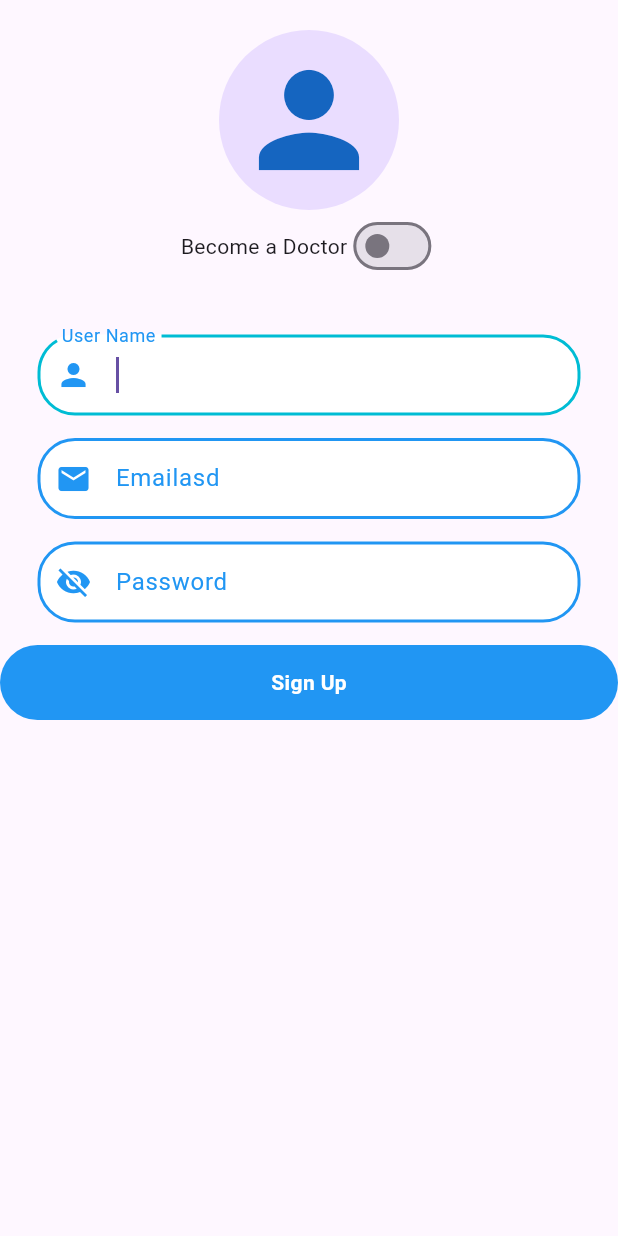
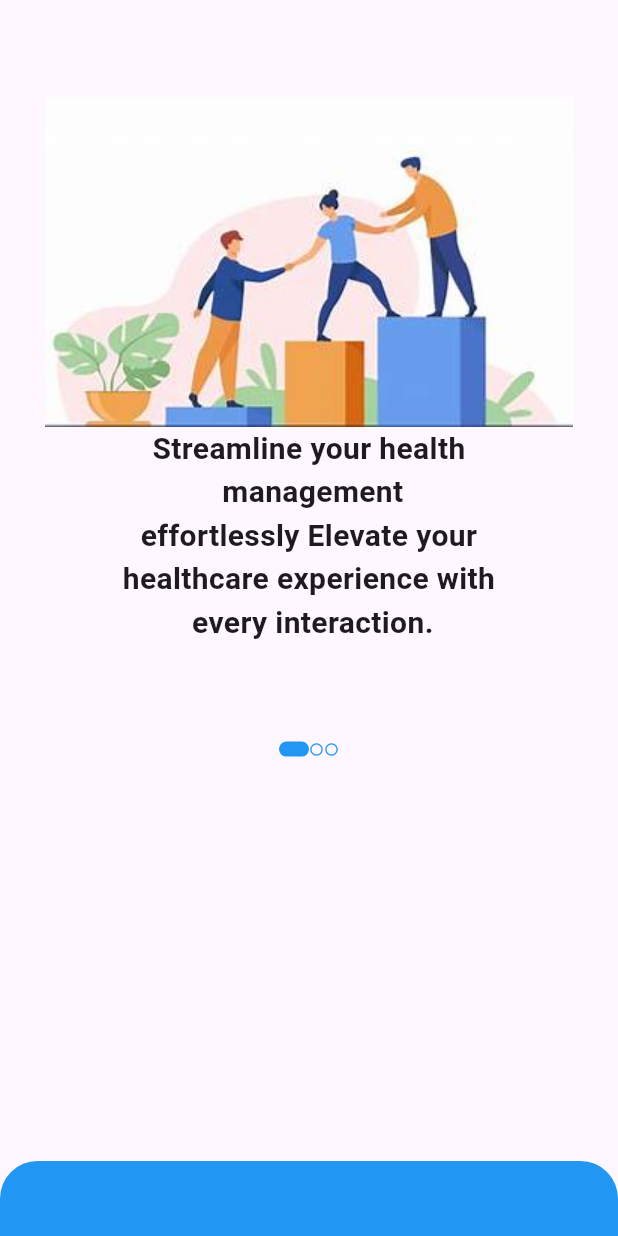
Before and after one commit to aminrazakhan07/getx-practice, a Flutter app: the screen it shows after launch, on a phone screen of 412 x 824 dp. Run offline on Flutter 3.47's test engine with Material 3 defaults, Android fonts, the phone set to English and light mode, and no system bars; our stand-ins replace get, get_storage.

Commit message:
OnBoarding

```diff
--- a/lib/Medical App/Auth/SignUpView.dart
+++ b/lib/Medical App/Auth/SignUpView.dart
@@ -2,6 +2,7 @@
 
 import 'package:flutter/material.dart';
 import 'package:getx_prectise/CustomText/TextField.dart';
+import 'package:getx_prectise/Medical%20App/Widgets/CustomButton.dart';
 import 'package:getx_prectise/Medical%20App/Widgets/isDoctor.dart';
 
 class SignUpScreen extends StatelessWidget {
@@ -44,21 +45,19 @@ class SignUpScreen extends StatelessWidget {
               obscurs: true,
               prefix: Icons.visibility_off,
             ),
-            Container(
-              margin: EdgeInsets.only(top: 15),
-              alignment: Alignment.center,
-              height: 50,
-              width: double.infinity,
-              decoration: BoxDecoration(
-                color: Colors.blue,
-                borderRadius: BorderRadius.circular(25),
-                //
-              ),
-              child: Text(
-                'Sign Up',
-                style:
-                    TextStyle(color: Colors.white, fontWeight: FontWeight.bold),
-              ),
+            CustomButton(),
+            Row(
+              mainAxisAlignment: MainAxisAlignment.center,
+              children: [
+                Text('Already have an account?'),
+                Text(
+                  ' Login',
+                  style: TextStyle(
+                    color: Colors.red,
+                    fontWeight: FontWeight.bold,
+                  ),
+                )
+              ],
             )
           ],
         ),
--- /dev/null
+++ b/lib/Medical App/Onboadring/homeBoard.dart
@@ -0,0 +1,62 @@
+import 'package:flutter/material.dart';
+import 'package:getx_prectise/Medical%20App/Widgets/Indecator.dart';
+import 'package:getx_prectise/Medical%20App/Widgets/Onboarding.dart';
+
+class Onboardring extends StatefulWidget {
+  const Onboardring({super.key});
+
+  @override
+  State<Onboardring> createState() => _OnboardringState();
+}
+
+class _OnboardringState extends State<Onboardring> {
+  var currentPage = 0;
+  @override
+  Widget build(BuildContext context) {
+    return Scaffold(
+      body: Column(
+        children: [
+          SizedBox(
+            height: MediaQuery.sizeOf(context).height * 0.6,
+            child: PageView(
+              children: [
+                CusOnboarding(
+                  image: 'assets/onb2.jpg',
+                  content:
+                      'Streamline your health \n management\neffortlessly Elevate your \nhealthcare experience with\n every interaction.',
+                ),
+                CusOnboarding(
+                  image: 'assets/onb3.jpg',
+                  content:
+                      'Empowering your wellness \n Journey \n Book your doctor`s \n appointment effortlessly!',
+                ),
+                CusOnboarding(
+                  image: 'assets/onb1.jpg',
+                  content:
+                      'Streamline your health \n management\neffortlessly Elevate your \nhealthcare experience with\n every interaction.',
+                ),
+              ],
+              onPageChanged: (value) {
+                setState(() {
+                  currentPage = value;
+                });
+              },
+            ),
+          ),
+          pageIndecator(currentPage),
+        ],
+      ),
+      bottomNavigationBar: Container(
+        height: 50,
+        width: double.infinity,
+        decoration: BoxDecoration(
+          color: Colors.blue,
+          borderRadius: BorderRadius.only(
+            topLeft: Radius.circular(25),
+            topRight: Radius.circular(25),
+          ),
+        ),
+      ),
+    );
+  }
+}
--- /dev/null
+++ b/lib/Medical App/Widgets/CustomButton.dart
@@ -0,0 +1,27 @@
+import 'package:flutter/material.dart';
+
+class CustomButton extends StatelessWidget {
+  const CustomButton({super.key});
+
+  @override
+  Widget build(BuildContext context) {
+    return Padding(
+      padding: EdgeInsets.only(left: 25, right: 25, top: 15, bottom: 50),
+      child: Container(
+        margin: EdgeInsets.only(top: 15),
+        alignment: Alignment.center,
+        height: 50,
+        width: double.infinity,
+        decoration: BoxDecoration(
+          color: Colors.blue,
+          borderRadius: BorderRadius.circular(25),
+          //
+        ),
+        child: Text(
+          'Sign Up',
+          style: TextStyle(color: Colors.white, fontWeight: FontWeight.bold),
+        ),
+      ),
+    );
+  }
+}
--- /dev/null
+++ b/lib/Medical App/Widgets/Indecator.dart
@@ -0,0 +1,51 @@
+import 'package:flutter/material.dart';
+
+Widget pageIndecator(dynamic currentPage) {
+  return Row(
+    mainAxisAlignment: MainAxisAlignment.center,
+    children: [
+      currentPage == 0
+          ? Container(
+              height: 10,
+              width: 20,
+              decoration: BoxDecoration(
+                borderRadius: BorderRadius.circular(20),
+                color: Colors.blue,
+              ),
+            )
+          : Icon(
+              Icons.circle_outlined,
+              color: Colors.lightBlue,
+              size: 10,
+            ),
+      currentPage == 1
+          ? Container(
+              height: 10,
+              width: 20,
+              decoration: BoxDecoration(
+                borderRadius: BorderRadius.circular(20),
+                color: Colors.blue,
+              ),
+            )
+          : Icon(
+              Icons.circle_outlined,
+              color: Colors.blue,
+              size: 10,
+            ),
+      currentPage == 2
+          ? Container(
+              height: 10,
+              width: 20,
+              decoration: BoxDecoration(
+                borderRadius: BorderRadius.circular(20),
+                color: Colors.blue,
+              ),
+            )
+          : Icon(
+              Icons.circle_outlined,
+              color: Colors.blue,
+              size: 10,
+            )
+    ],
+  );
+}
--- /dev/null
+++ b/lib/Medical App/Widgets/Onboarding.dart
@@ -0,0 +1,24 @@
+import 'package:flutter/material.dart';
+
+class CusOnboarding extends StatelessWidget {
+  final String image;
+  final String content;
+
+  const CusOnboarding({super.key, required this.image, required this.content});
+
+  @override
+  Widget build(BuildContext context) {
+    return Column(
+      mainAxisAlignment: MainAxisAlignment.center,
+      crossAxisAlignment: CrossAxisAlignment.center,
+      children: [
+        Image.asset(image),
+        Text(
+          content,
+          textAlign: TextAlign.center,
+          style: TextStyle(fontWeight: FontWeight.bold, fontSize: 20),
+        ),
+      ],
+    );
+  }
+}
--- a/lib/main.dart
+++ b/lib/main.dart
@@ -1,12 +1,11 @@
 import 'package:flutter/material.dart';
 import 'package:get/get.dart';
 import 'package:get_storage/get_storage.dart';
-import 'package:getx_prectise/Medical%20App/Auth/SignUpView.dart';
+import 'package:getx_prectise/Medical%20App/Onboadring/homeBoard.dart';
 import 'package:getx_prectise/PageBinding/page1/HomeView.dart';
 import 'package:getx_prectise/PageBinding/page1/binding.dart';
 import 'package:getx_prectise/PageBinding/page2/HomeView.dart';
 import 'package:getx_prectise/PageBinding/page2/binding.dart';
-import 'package:getx_prectise/StorageGetx/StorageGatX.dart';
 
 void main() async {
   await GetStorage.init();
@@ -38,7 +37,7 @@ class MyApp extends StatelessWidget {
         ),
       ],
       debugShowCheckedModeBanner: false,
-      home: SignUpScreen(),
+      home: Onboardring(),
     );
   }
 }
--- a/pubspec.yaml
+++ b/pubspec.yaml
@@ -60,8 +60,8 @@ flutter:
   uses-material-design: true
 
   # To add assets to your application, add an assets section, like this:
-  # assets:
-  #   - images/a_dot_burr.jpeg
+  assets:
+    - assets/
   #   - images/a_dot_ham.jpeg
 
   # An image asset can refer to one or more resolution-specific "variants", see
```
Also changed, not shown: assets/onb1.jpg (added), assets/onb2.jpg (added), assets/onb3.jpg (added).
